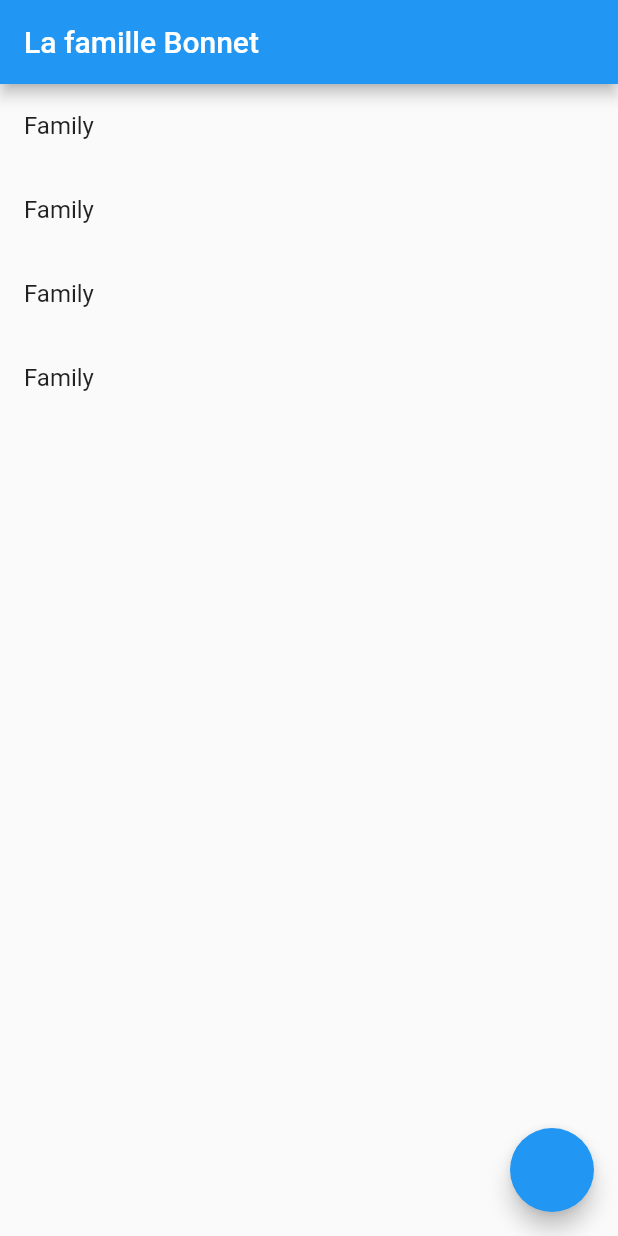
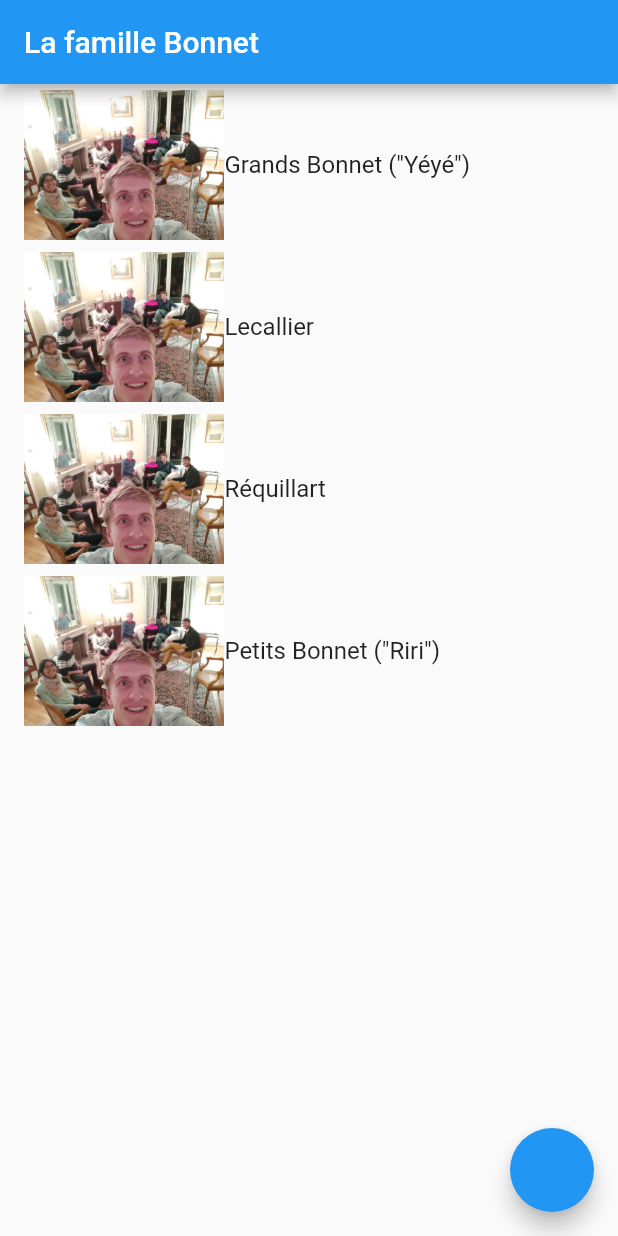
Before and after one commit to GuiLec/my_flutter_navigation_project, a Flutter app: the screen it shows after launch, on a phone screen of 412 x 824 dp. Run offline on Flutter 3.47's test engine with Material 2 defaults, Android fonts, the phone set to English and light mode, and no system bars.

Commit message:
feat: 🎸 add image to FamilyItem

```diff
--- a/lib/components/FamilyItem.dart
+++ b/lib/components/FamilyItem.dart
@@ -8,7 +8,15 @@ class FamilyItem extends StatelessWidget {
   @override
   Widget build(BuildContext context) {
     return Container(
-      child: Text('Family'),
+      child: Row(
+        children: <Widget>[
+          Image(
+            height: 100,
+            image: AssetImage('lib/assets/images/lecallier.jpeg'),
+          ),
+          Text(familyName),
+        ],
+      ),
     );
   }
 }
```
